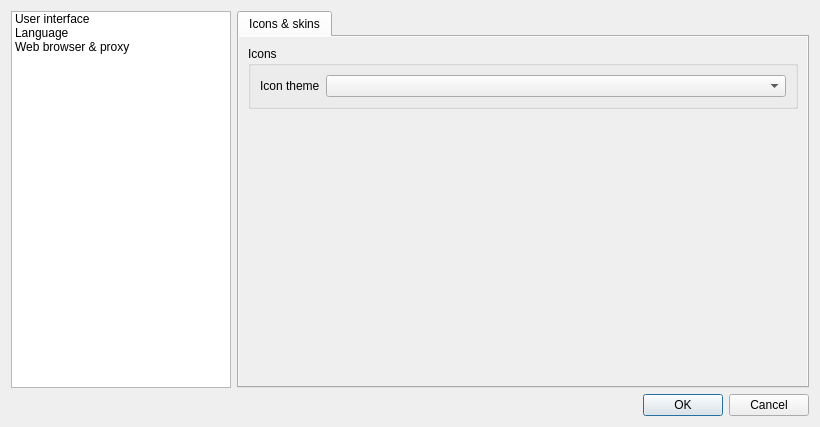
This is src/gui/formsettings.ui in BuildmLearn/BuildmLearn-Toolkit as Qt 5 draws it before an edit. The edited form follows.
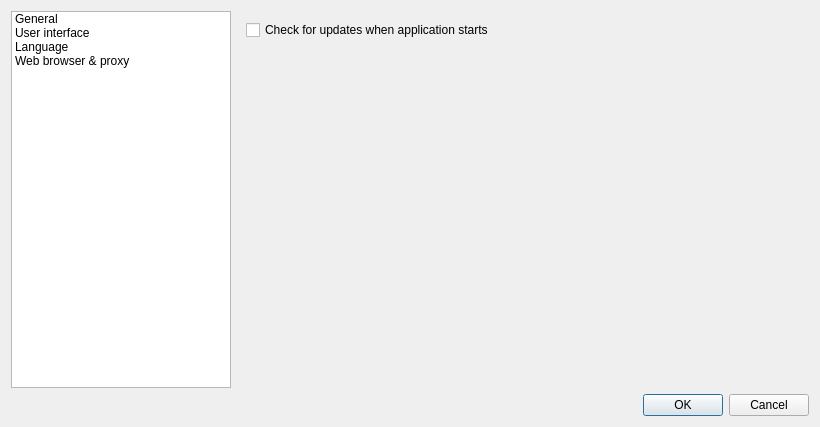
This is the edited form.

Commit message: Initial implementation of check-for-updates after applicaiton startup.

```diff
--- a/src/gui/formsettings.ui
+++ b/src/gui/formsettings.ui
@@ -19,6 +19,17 @@
      <property name="currentIndex">
       <number>0</number>
      </property>
+     <widget class="QWidget" name="m_pageGeneral">
+      <layout class="QFormLayout" name="formLayout_2">
+       <item row="0" column="0">
+        <widget class="QCheckBox" name="m_checkCheckForUpdatesOnStartup">
+         <property name="text">
+          <string>Check for updates when application starts</string>
+         </property>
+        </widget>
+       </item>
+      </layout>
+     </widget>
      <widget class="QWidget" name="m_pageUi">
       <layout class="QHBoxLayout" name="horizontalLayout">
        <property name="leftMargin">
@@ -71,8 +82,8 @@
                <rect>
                 <x>0</x>
                 <y>0</y>
-                <width>570</width>
-                <height>354</height>
+                <width>580</width>
+                <height>361</height>
                </rect>
               </property>
               <layout class="QFormLayout" name="formLayout">
@@ -457,6 +468,11 @@
      <property name="currentRow">
       <number>-1</number>
      </property>
+     <item>
+      <property name="text">
+       <string>General</string>
+      </property>
+     </item>
      <item>
       <property name="text">
        <string>User interface</string>
```
Left out of the diff: 44 changed lines with no effect on the pictures. The commit also changes 5 other files.
